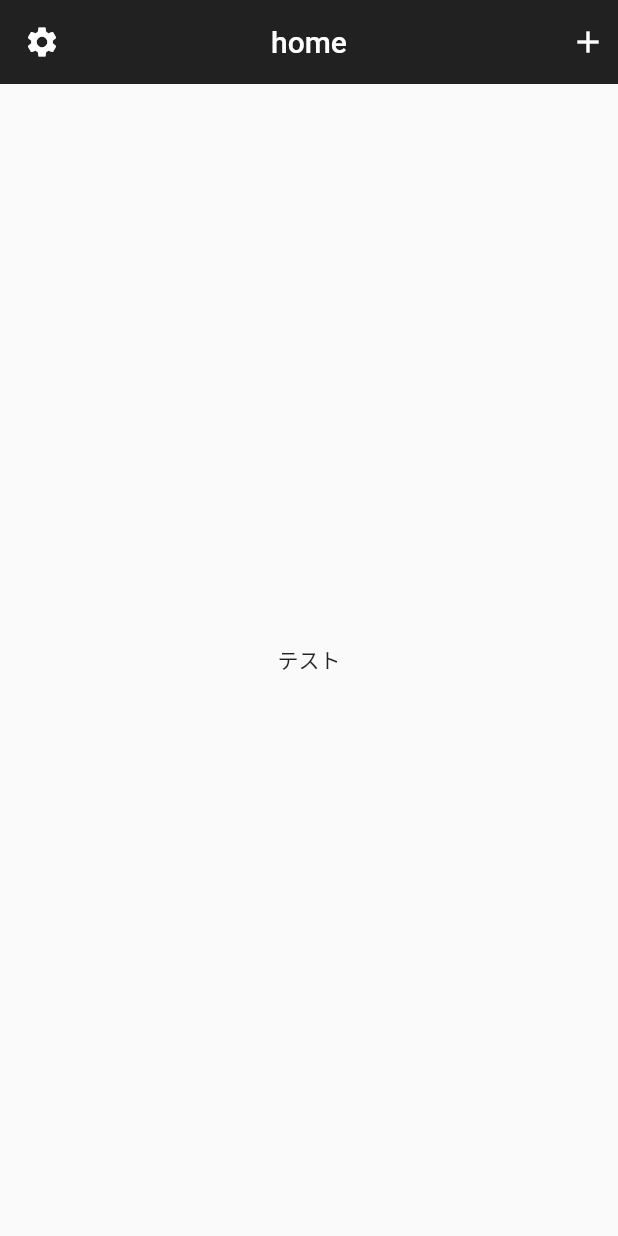
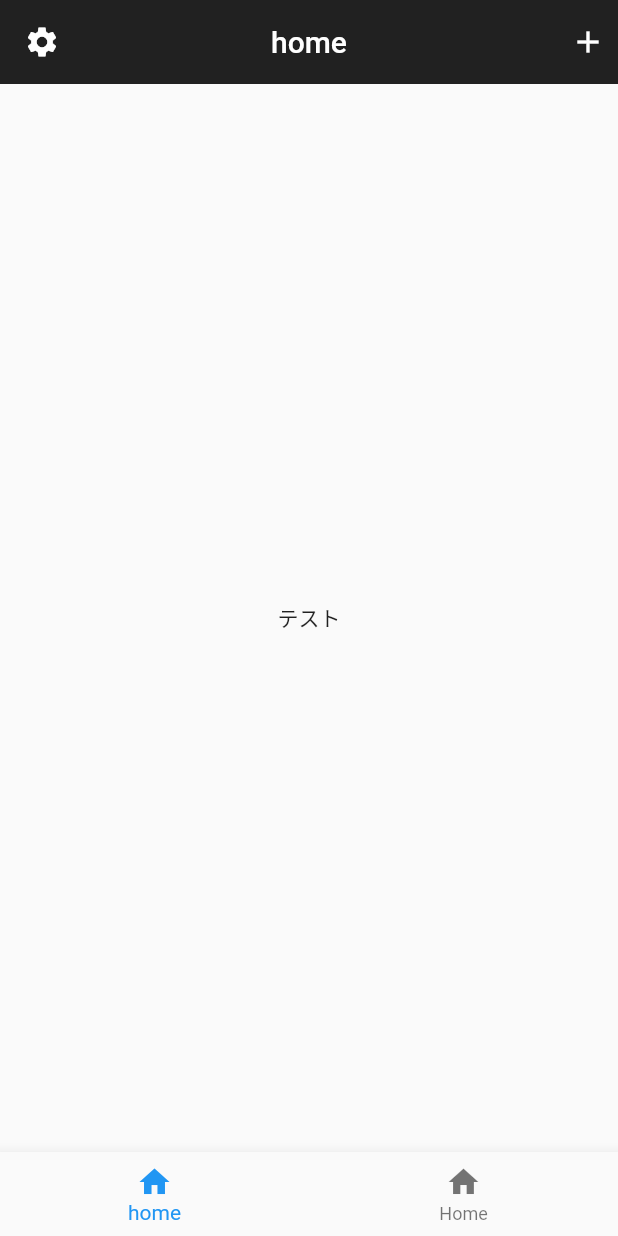
Before and after one commit to nguen1225/flutter_chat_app, a Flutter app: the screen it shows after launch, on a phone screen of 412 x 824 dp. Run offline on Flutter 3.47's test engine with Material 2 defaults, Android fonts, the phone set to English and light mode, and no system bars.

Commit message:
footer作成

```diff
--- /dev/null
+++ b/lib/footer.dart
@@ -0,0 +1,26 @@
+import 'package:flutter/material.dart';
+
+class Footer extends StatefulWidget {
+  const Footer();
+
+  @override
+  _Footer createState() => _Footer();
+}
+
+class _Footer extends State {
+  @override
+  Widget build(BuildContext context) {
+    return BottomNavigationBar(
+      items: const [
+        BottomNavigationBarItem(
+          icon: Icon(Icons.home),
+          title: Text('home'),
+        ),
+        BottomNavigationBarItem(
+          icon: Icon(Icons.home),
+          title: Text('Home'),
+        ),
+      ],
+    );
+  }
+}
--- a/lib/main.dart
+++ b/lib/main.dart
@@ -1,5 +1,6 @@
 import 'package:flutter/material.dart';
 import 'header.dart';
+import 'footer.dart';
 
 void main() {
   runApp(App());
@@ -13,6 +14,7 @@ class App extends StatelessWidget {
       home: Scaffold(
         appBar: Header(),
         body: Center(child: Text("テスト")),
+        bottomNavigationBar: Footer(),
       ),
     );
   }
```
